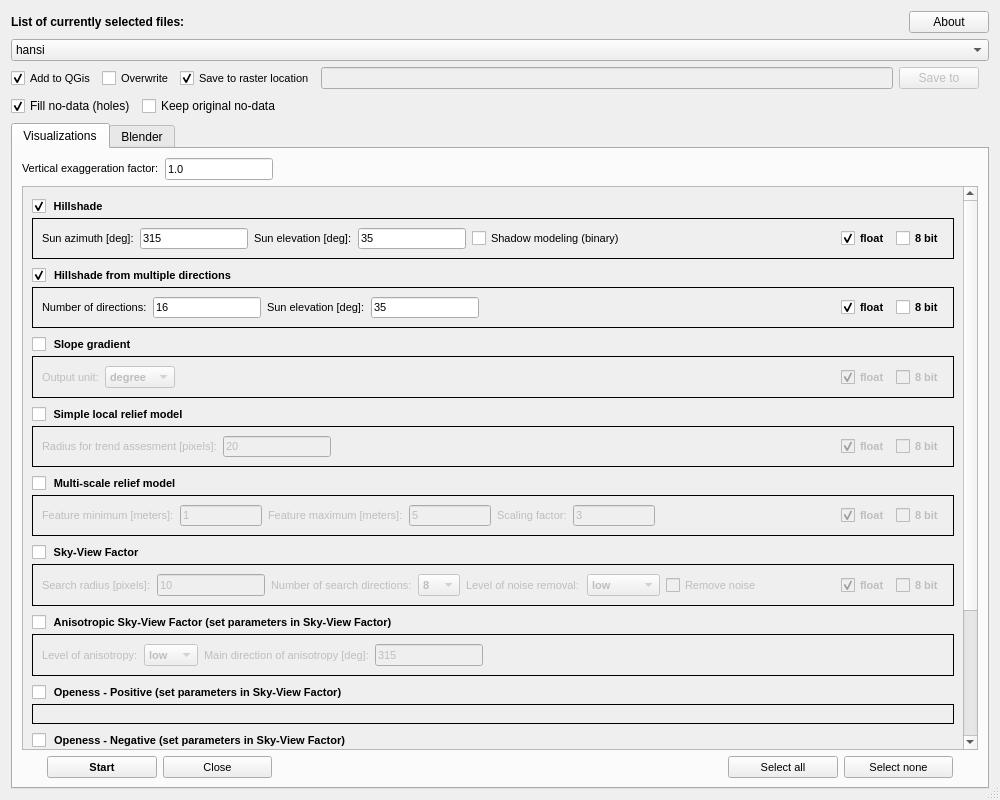
Above: zip_build/rvt-qgis/qrvt_dialog_base.ui from EarthObservation/rvt-qgis before the change. Below: the same form after it.
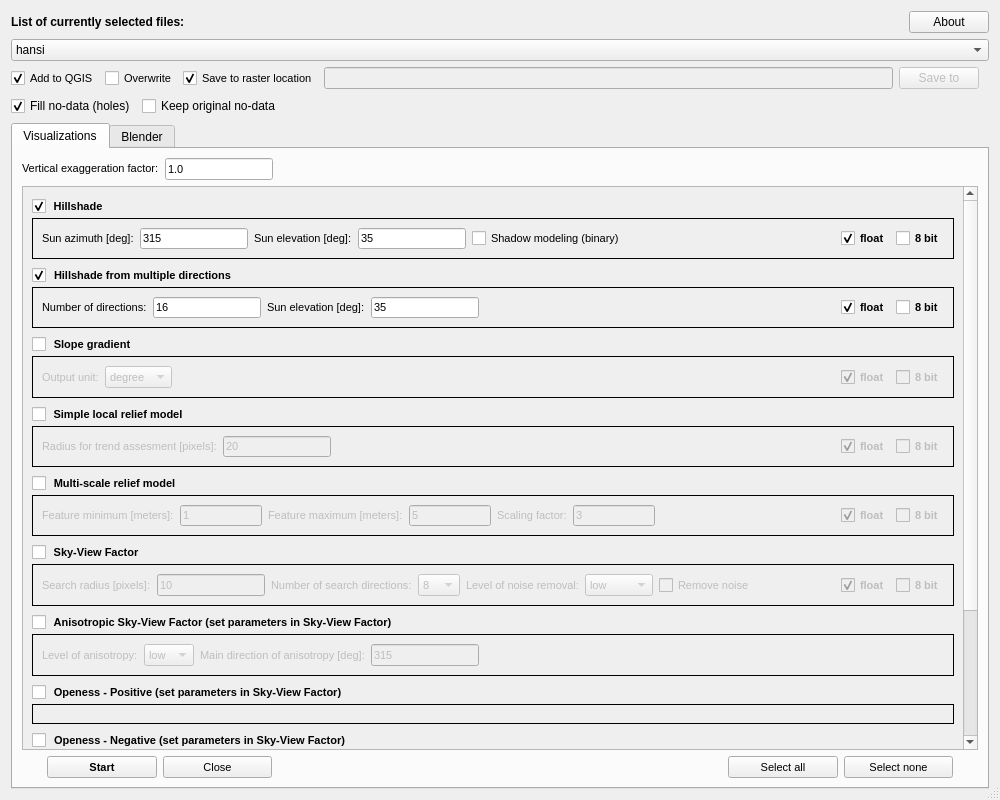
That is the form after the change. Custom widgets are drawn as their Qt base class.

```diff
--- a/zip_build/rvt-qgis/qrvt_dialog_base.ui
+++ b/zip_build/rvt-qgis/qrvt_dialog_base.ui
@@ -15,19 +15,7 @@
     <horstretch>0</horstretch>
     <verstretch>0</verstretch>
    </sizepolicy>
-  </property>
-  <property name="minimumSize">
-   <size>
-    <width>0</width>
-    <height>0</height>
-   </size>
-  </property>
-  <property name="maximumSize">
-   <size>
-    <width>16777215</width>
-    <height>16777215</height>
-   </size>
-  </property>
+  </property>  
   <property name="acceptDrops">
    <bool>false</bool>
   </property>
@@ -117,26 +105,14 @@
              <horstretch>0</horstretch>
              <verstretch>0</verstretch>
             </sizepolicy>
-           </property>
-           <property name="minimumSize">
-            <size>
-             <width>0</width>
-             <height>0</height>
-            </size>
-           </property>
-           <property name="maximumSize">
-            <size>
-             <width>16777215</width>
-             <height>16777215</height>
-            </size>
-           </property>
+           </property>          
            <property name="font">
             <font>
              <pointsize>8</pointsize>
             </font>
            </property>
            <property name="text">
-            <string>Add to QGis</string>
+            <string>Add to QGIS</string>
            </property>
            <property name="checked">
             <bool>true</bool>
@@ -151,18 +127,6 @@
              <verstretch>0</verstretch>
             </sizepolicy>
            </property>
-           <property name="minimumSize">
-            <size>
-             <width>0</width>
-             <height>0</height>
-            </size>
-           </property>
-           <property name="maximumSize">
-            <size>
-             <width>16777215</width>
-             <height>16777215</height>
-            </size>
-           </property>
            <property name="font">
             <font>
              <pointsize>8</pointsize>
@@ -180,19 +144,7 @@
              <horstretch>0</horstretch>
              <verstretch>0</verstretch>
             </sizepolicy>
-           </property>
-           <property name="minimumSize">
-            <size>
-             <width>0</width>
-             <height>0</height>
-            </size>
-           </property>
-           <property name="maximumSize">
-            <size>
-             <width>16777215</width>
-             <height>16777215</height>
-            </size>
-           </property>
+           </property>           
            <property name="font">
             <font>
              <pointsize>8</pointsize>
@@ -222,13 +174,7 @@
              <width>300</width>
              <height>0</height>
             </size>
-           </property>
-           <property name="maximumSize">
-            <size>
-             <width>16777215</width>
-             <height>16777215</height>
-            </size>
-           </property>
+           </property>           
           </widget>
          </item>
          <item>
@@ -1092,18 +1038,6 @@
                      <verstretch>0</verstretch>
                     </sizepolicy>
                    </property>
-                   <property name="minimumSize">
-                    <size>
-                     <width>0</width>
-                     <height>0</height>
-                    </size>
-                   </property>
-                   <property name="maximumSize">
-                    <size>
-                     <width>16777215</width>
-                     <height>16777215</height>
-                    </size>
-                   </property>
                    <property name="font">
                     <font>
                      <pointsize>8</pointsize>
@@ -1169,21 +1103,11 @@
                           <verstretch>0</verstretch>
                          </sizepolicy>
                         </property>
-                        <property name="minimumSize">
-                         <size>
-                          <width>0</width>
-                          <height>0</height>
-                         </size>
-                        </property>
-                        <property name="maximumSize">
-                         <size>
-                          <width>16777215</width>
-                          <height>16777215</height>
-                         </size>
-                        </property>
                         <property name="font">
                          <font>
                           <pointsize>8</pointsize>
+                          <weight>50</weight>
+                          <bold>false</bold>
                          </font>
                         </property>
                         <property name="accessibleDescription">
@@ -1773,18 +1697,6 @@
                      <verstretch>0</verstretch>
                     </sizepolicy>
                    </property>
-                   <property name="minimumSize">
-                    <size>
-                     <width>0</width>
-                     <height>0</height>
-                    </size>
-                   </property>
-                   <property name="maximumSize">
-                    <size>
-                     <width>16777215</width>
-                     <height>16777215</height>
-                    </size>
-                   </property>
                    <property name="font">
                     <font>
                      <pointsize>8</pointsize>
@@ -1935,21 +1847,11 @@
                           <verstretch>0</verstretch>
                          </sizepolicy>
                         </property>
-                        <property name="minimumSize">
-                         <size>
-                          <width>0</width>
-                          <height>0</height>
-                         </size>
-                        </property>
-                        <property name="maximumSize">
-                         <size>
-                          <width>16777215</width>
-                          <height>16777215</height>
-                         </size>
-                        </property>
                         <property name="font">
                          <font>
                           <pointsize>8</pointsize>
+                          <weight>50</weight>
+                          <bold>false</bold>
                          </font>
                         </property>
                         <property name="accessibleDescription">
@@ -1983,18 +1885,6 @@
                           <verstretch>0</verstretch>
                          </sizepolicy>
                         </property>
-                        <property name="minimumSize">
-                         <size>
-                          <width>115</width>
-                          <height>20</height>
-                         </size>
-                        </property>
-                        <property name="maximumSize">
-                         <size>
-                          <width>16777215</width>
-                          <height>16777215</height>
-                         </size>
-                        </property>
                         <property name="font">
                          <font>
                           <pointsize>8</pointsize>
@@ -2015,21 +1905,11 @@
                           <verstretch>0</verstretch>
                          </sizepolicy>
                         </property>
-                        <property name="minimumSize">
-                         <size>
-                          <width>0</width>
-                          <height>0</height>
-                         </size>
-                        </property>
-                        <property name="maximumSize">
-                         <size>
-                          <width>16777215</width>
-                          <height>16777215</height>
-                         </size>
-                        </property>
                         <property name="font">
                          <font>
                           <pointsize>8</pointsize>
+                          <weight>50</weight>
+                          <bold>false</bold>
                          </font>
                         </property>
                         <property name="accessibleDescription">
@@ -2060,18 +1940,6 @@
                           <verstretch>0</verstretch>
                          </sizepolicy>
                         </property>
-                        <property name="minimumSize">
-                         <size>
-                          <width>0</width>
-                          <height>0</height>
-                         </size>
-                        </property>
-                        <property name="maximumSize">
-                         <size>
-                          <width>16777215</width>
-                          <height>16777215</height>
-                         </size>
-                        </property>
                         <property name="font">
                          <font>
                           <pointsize>8</pointsize>
@@ -2186,18 +2054,6 @@
                      <verstretch>0</verstretch>
                     </sizepolicy>
                    </property>
-                   <property name="minimumSize">
-                    <size>
-                     <width>0</width>
-                     <height>0</height>
-                    </size>
-                   </property>
-                   <property name="maximumSize">
-                    <size>
-                     <width>16777215</width>
-                     <height>16777215</height>
-                    </size>
-                   </property>
                    <property name="font">
                     <font>
                      <pointsize>8</pointsize>
@@ -2263,21 +2119,11 @@
                           <verstretch>0</verstretch>
                          </sizepolicy>
                         </property>
-                        <property name="minimumSize">
-                         <size>
-                          <width>0</width>
-                          <height>0</height>
-                         </size>
-                        </property>
-                        <property name="maximumSize">
-                         <size>
-                          <width>16777215</width>
-                          <height>16777215</height>
-                         </size>
-                        </property>
                         <property name="font">
                          <font>
                           <pointsize>8</pointsize>
+                          <weight>50</weight>
+                          <bold>false</bold>
                          </font>
                         </property>
                         <property name="accessibleDescription">
@@ -2303,18 +2149,6 @@
                           <verstretch>0</verstretch>
                          </sizepolicy>
                         </property>
-                        <property name="minimumSize">
-                         <size>
-                          <width>0</width>
-                          <height>0</height>
-                         </size>
-                        </property>
-                        <property name="maximumSize">
-                         <size>
-                          <width>16777215</width>
-                          <height>16777215</height>
-                         </size>
-                        </property>
                         <property name="font">
                          <font>
                           <pointsize>8</pointsize>
@@ -2335,18 +2169,6 @@
                           <verstretch>0</verstretch>
                          </sizepolicy>
                         </property>
-                        <property name="minimumSize">
-                         <size>
-                          <width>0</width>
-                          <height>0</height>
-                         </size>
-                        </property>
-                        <property name="maximumSize">
-                         <size>
-                          <width>16777215</width>
-                          <height>16777215</height>
-                         </size>
-                        </property>
                         <property name="font">
                          <font>
                           <pointsize>8</pointsize>
```
Left out of the diff: 1112 changed lines with no effect on the pictures.
